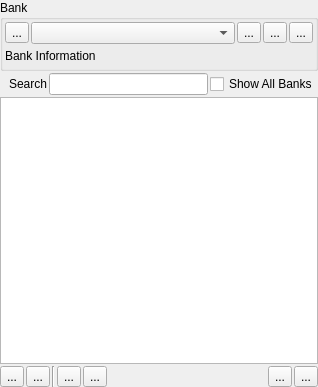
Before: the Qt Designer form Editor/src/Assets/ManagerWidget.ui in GameOverture/HarmonyEngine, drawn with Qt 5.
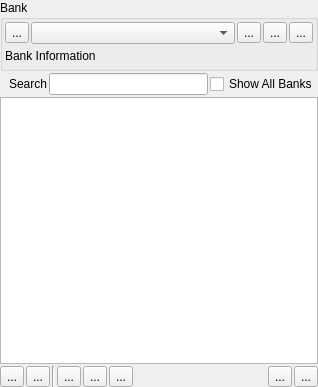
After: the same form once the commit is applied. Icons and pictures are not drawn. Custom widgets are drawn as their Qt base class.

Commit message: SaveMeta() is invoked less often; Sync Filter assets skeleton implemented

```diff
--- a/Editor/src/Assets/ManagerWidget.ui
+++ b/Editor/src/Assets/ManagerWidget.ui
@@ -214,6 +214,13 @@
        </property>
       </widget>
      </item>
+     <item>
+      <widget class="QToolButton" name="btnSyncFilterAssets">
+       <property name="text">
+        <string>...</string>
+       </property>
+      </widget>
+     </item>
      <item>
       <spacer name="horizontalSpacer_5">
        <property name="orientation">
```
Left out of the diff: 12 changed lines with no effect on the pictures. The commit also changes 12 other files.
